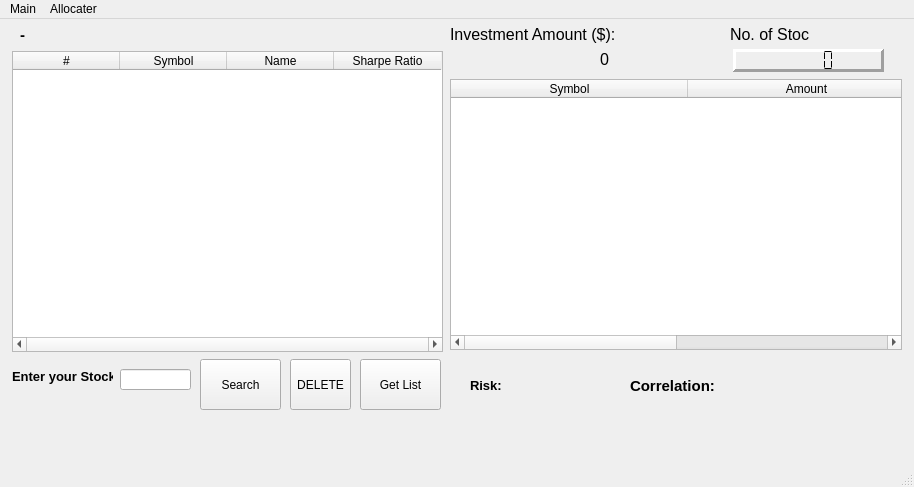
First picture: the form in main.ui, repository zethsqx/simple-qf-calc-py, before the edit.
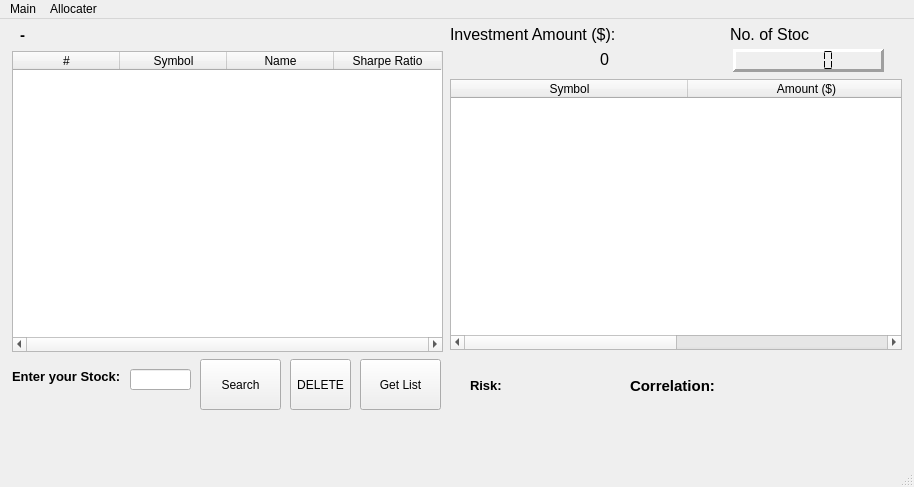
Second picture: the form after the edit.

What changed in the file:
```diff
--- a/main.ui
+++ b/main.ui
@@ -290,7 +290,7 @@
     </column>
     <column>
      <property name="text">
-      <string>Amount</string>
+      <string>Amount ($)</string>
      </property>
     </column>
    </widget>
@@ -379,7 +379,7 @@
      <rect>
       <x>12</x>
       <y>350</y>
-      <width>101</width>
+      <width>111</width>
       <height>16</height>
      </rect>
     </property>
@@ -390,9 +390,9 @@
    <widget class="QLineEdit" name="stockName">
     <property name="geometry">
      <rect>
-      <x>120</x>
+      <x>130</x>
       <y>350</y>
-      <width>71</width>
+      <width>61</width>
       <height>21</height>
      </rect>
     </property>
@@ -502,7 +502,7 @@
      <rect>
       <x>20</x>
       <y>0</y>
-      <width>181</width>
+      <width>201</width>
       <height>31</height>
      </rect>
     </property>
@@ -520,9 +520,9 @@
    <widget class="QLabel" name="fliptable">
     <property name="geometry">
      <rect>
-      <x>190</x>
+      <x>220</x>
       <y>0</y>
-      <width>251</width>
+      <width>221</width>
       <height>31</height>
      </rect>
     </property>
```
